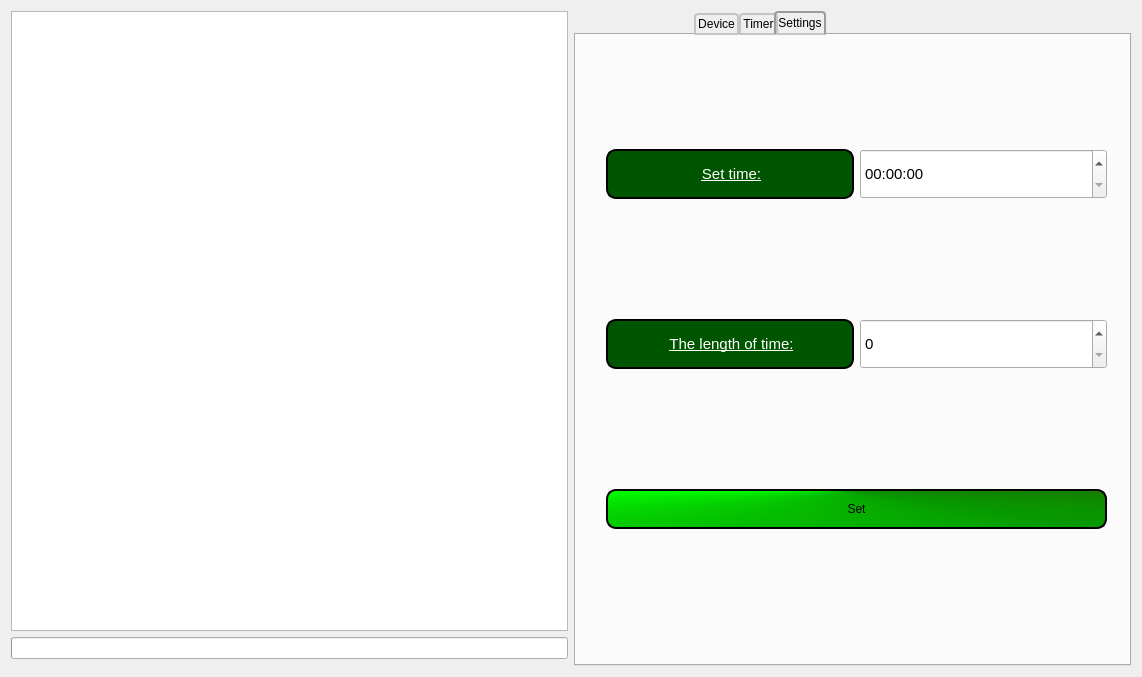
Before: the Qt Designer form MenuForm.ui in xxBeWolfxx/house_manager, drawn with Qt 5.
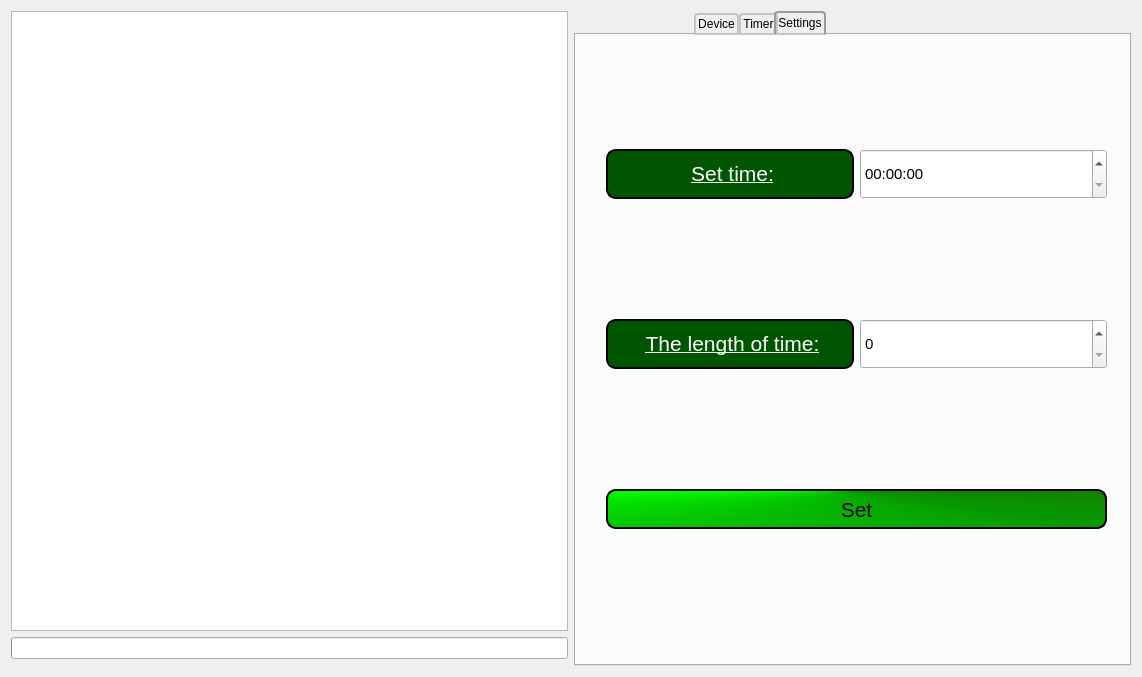
After: the same form once the commit is applied.

```diff
--- a/MenuForm.ui
+++ b/MenuForm.ui
@@ -556,6 +556,12 @@
          <layout class="QHBoxLayout" name="horizontalLayout_18">
           <item>
            <widget class="QLabel" name="label_3">
+            <property name="font">
+             <font>
+              <pointsize>16</pointsize>
+              <kerning>true</kerning>
+             </font>
+            </property>
             <property name="styleSheet">
              <string notr="true">QLabel
 {
@@ -568,7 +574,7 @@
 }</string>
             </property>
             <property name="text">
-             <string>&lt;html&gt;&lt;head/&gt;&lt;body&gt;&lt;p align=&quot;center&quot;&gt;&lt;span style=&quot; font-size:11pt; text-decoration: underline;&quot;&gt;Set time:&lt;/span&gt;&lt;/p&gt;&lt;/body&gt;&lt;/html&gt;</string>
+             <string>&lt;html&gt;&lt;head/&gt;&lt;body&gt;&lt;p align=&quot;center&quot;&gt;&lt;span style=&quot; text-decoration: underline;&quot;&gt;Set time:&lt;/span&gt;&lt;/p&gt;&lt;/body&gt;&lt;/html&gt;</string>
             </property>
            </widget>
           </item>
@@ -593,6 +599,11 @@
          <layout class="QHBoxLayout" name="horizontalLayout_17">
           <item>
            <widget class="QLabel" name="label_2">
+            <property name="font">
+             <font>
+              <pointsize>16</pointsize>
+             </font>
+            </property>
             <property name="styleSheet">
              <string notr="true">QLabel
 {
@@ -605,7 +616,7 @@
 }</string>
             </property>
             <property name="text">
-             <string>&lt;html&gt;&lt;head/&gt;&lt;body&gt;&lt;p align=&quot;center&quot;&gt;&lt;span style=&quot; font-size:11pt; text-decoration: underline;&quot;&gt;The length of time:&lt;/span&gt;&lt;/p&gt;&lt;/body&gt;&lt;/html&gt;</string>
+             <string>&lt;html&gt;&lt;head/&gt;&lt;body&gt;&lt;p align=&quot;center&quot;&gt;&lt;span style=&quot; text-decoration: underline;&quot;&gt;The length of time:&lt;/span&gt;&lt;/p&gt;&lt;/body&gt;&lt;/html&gt;</string>
             </property>
            </widget>
           </item>
@@ -636,6 +647,11 @@
               <height>40</height>
              </size>
             </property>
+            <property name="font">
+             <font>
+              <pointsize>16</pointsize>
+             </font>
+            </property>
             <property name="text">
              <string>Set</string>
             </property>
```
Left out of the diff: 38 changed lines with no effect on the pictures.
